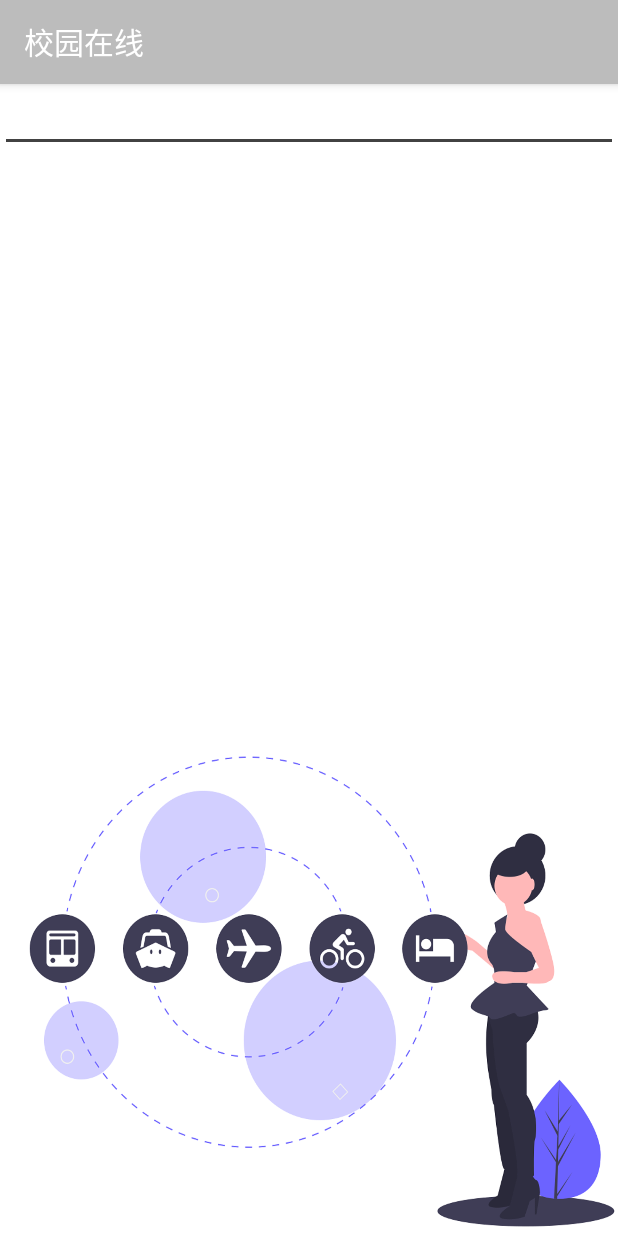
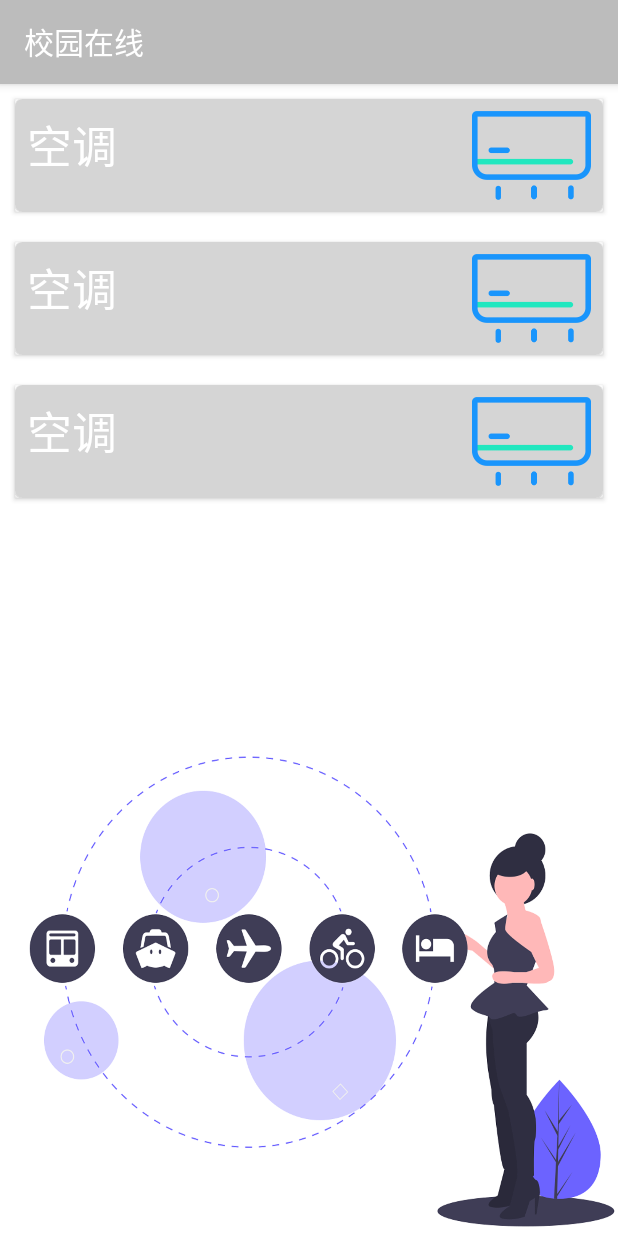
Before and after one commit to shI-215/SchoolOnline, an Android app: the MainActivity screen opened directly, with no data from a screen before it, on a phone screen of 412 x 824 dp. Run offline under Robolectric (Android 15) with nearby library versions, the phone set to English and light mode, and no system bars; 3 statements that could not run were skipped.

Commit message:
添加自定义界面cardlayout

```diff
--- a/app/src/main/java/com/zijing/schoolonline/activity/MainActivity.java
+++ b/app/src/main/java/com/zijing/schoolonline/activity/MainActivity.java
@@ -1,39 +1,40 @@
 package com.zijing.schoolonline.activity;
 
+import android.content.Context;
 import android.os.Bundle;
-import android.text.TextUtils;
-import android.widget.EditText;
-import android.widget.Toast;
+import android.view.View;
 
 import androidx.appcompat.app.AppCompatActivity;
 
 import com.zijing.schoolonline.R;
+import com.zijing.schoolonline.view.CardLayout;
 
 public class MainActivity extends AppCompatActivity {
-
-    private EditText edt_text;
+    private ViewHolder viewHolder;
+    private Context context;
 
     @Override
     protected void onCreate(Bundle savedInstanceState) {
         super.onCreate(savedInstanceState);
         setContentView(R.layout.activity_main);
-        initView();
+        viewHolder.cl_air.setCard("空调", R.drawable.air);
+        viewHolder.cl_elect.setCard("电费", R.drawable.elect);
+        viewHolder.cl_water.setCard("水费", R.drawable.water);
     }
 
-    private void initView() {
-        edt_text = (EditText) findViewById(R.id.edt_text);
-    }
+    public static
+    class ViewHolder {
+        public View rootView;
+        public CardLayout cl_air;
+        public CardLayout cl_elect;
+        public CardLayout cl_water;
 
-    private void submit() {
-        // validate
-        String text = edt_text.getText().toString().trim();
-        if (TextUtils.isEmpty(text)) {
-            Toast.makeText(this, "text不能为空", Toast.LENGTH_SHORT).show();
-            return;
+        public ViewHolder(View rootView) {
+            this.rootView = rootView;
+            this.cl_air = (CardLayout) rootView.findViewById(R.id.cl_air);
+            this.cl_elect = (CardLayout) rootView.findViewById(R.id.cl_elect);
+            this.cl_water = (CardLayout) rootView.findViewById(R.id.cl_water);
         }
-
-        // TODO validate success, do something
-
 
     }
 }
--- /dev/null
+++ b/app/src/main/java/com/zijing/schoolonline/view/CardLayout.java
@@ -0,0 +1,44 @@
+package com.zijing.schoolonline.view;
+
+import android.content.Context;
+import android.util.AttributeSet;
+import android.view.LayoutInflater;
+import android.view.View;
+import android.widget.ImageView;
+import android.widget.TextView;
+
+import androidx.annotation.NonNull;
+import androidx.annotation.Nullable;
+import androidx.cardview.widget.CardView;
+
+import com.zijing.schoolonline.R;
+
+public class CardLayout extends CardView {
+    private ViewHolder viewHolder;
+    private Context context;
+
+    public CardLayout(@NonNull Context context, @Nullable AttributeSet attrs) {
+        super(context, attrs);
+        this.context = context;
+        LayoutInflater.from(context).inflate(R.layout.card_layout, this);
+    }
+
+    public void setCard(String title, int image) {
+        viewHolder.tv_card_title.setText(title);
+        viewHolder.iv_card_image.setImageResource(image);
+    }
+
+    public static
+    class ViewHolder {
+        public View rootView;
+        public TextView tv_card_title;
+        public ImageView iv_card_image;
+
+        public ViewHolder(View rootView) {
+            this.rootView = rootView;
+            this.tv_card_title = (TextView) rootView.findViewById(R.id.tv_card_title);
+            this.iv_card_image = (ImageView) rootView.findViewById(R.id.iv_card_image);
+        }
+
+    }
+}
--- a/app/src/main/java/com/zijing/schoolonline/view/FormLayout.java
+++ b/app/src/main/java/com/zijing/schoolonline/view/FormLayout.java
@@ -44,6 +44,11 @@ public class FormLayout extends LinearLayout {
         }
     }
 
+    //设置验证码显示
+    public void setVisibility() {
+        viewHolder.ll_code.setVisibility(VISIBLE);
+    }
+
     //提示
     private void HelloToast(String text) {
         Toast.makeText(getContext(), text, Toast.LENGTH_SHORT).show();
--- a/app/src/main/res/layout/activity_main.xml
+++ b/app/src/main/res/layout/activity_main.xml
@@ -1,14 +1,28 @@
 <?xml version="1.0" encoding="utf-8"?>
-<androidx.constraintlayout.widget.ConstraintLayout xmlns:android="http://schemas.android.com/apk/res/android"
+<LinearLayout xmlns:android="http://schemas.android.com/apk/res/android"
     xmlns:app="http://schemas.android.com/apk/res-auto"
     xmlns:tools="http://schemas.android.com/tools"
     android:layout_width="match_parent"
     android:layout_height="match_parent"
     android:background="@drawable/main_page"
+    android:orientation="vertical"
     tools:context=".activity.MainActivity">
 
-    <EditText
-        android:id="@+id/edt_text"
+    <com.zijing.schoolonline.view.CardLayout
+        android:id="@+id/cl_air"
         android:layout_width="match_parent"
-        android:layout_height="wrap_content" />
-</androidx.constraintlayout.widget.ConstraintLayout>
+        android:layout_height="wrap_content"
+        android:layout_margin="10dp" />
+
+    <com.zijing.schoolonline.view.CardLayout
+        android:id="@+id/cl_elect"
+        android:layout_width="match_parent"
+        android:layout_height="wrap_content"
+        android:layout_margin="10dp" />
+
+    <com.zijing.schoolonline.view.CardLayout
+        android:id="@+id/cl_water"
+        android:layout_width="match_parent"
+        android:layout_height="wrap_content"
+        android:layout_margin="10dp" />
+</LinearLayout>
--- /dev/null
+++ b/app/src/main/res/layout/card_layout.xml
@@ -0,0 +1,31 @@
+<?xml version="1.0" encoding="utf-8"?>
+<androidx.cardview.widget.CardView xmlns:android="http://schemas.android.com/apk/res/android"
+    xmlns:app="http://schemas.android.com/apk/res-auto"
+    android:layout_width="match_parent"
+    android:layout_height="wrap_content"
+    app:cardCornerRadius="5dp"
+    app:cardElevation="@dimen/cardview_compat_inset_shadow">
+
+    <RelativeLayout
+        android:layout_width="match_parent"
+        android:layout_height="wrap_content"
+        android:background="#D5D5D5"
+        android:padding="8dp">
+
+        <TextView
+            android:id="@+id/tv_card_title"
+            android:layout_width="wrap_content"
+            android:layout_height="wrap_content"
+            android:layout_alignParentLeft="true"
+            android:text="空调"
+            android:textColor="#fff"
+            android:textSize="30sp" />
+
+        <ImageView
+            android:id="@+id/iv_card_image"
+            android:layout_width="wrap_content"
+            android:layout_height="wrap_content"
+            android:layout_alignParentRight="true"
+            android:src="@drawable/air" />
+    </RelativeLayout>
+</androidx.cardview.widget.CardView>
--- a/app/src/main/res/values/styles.xml
+++ b/app/src/main/res/values/styles.xml
@@ -7,12 +7,20 @@
         <item name="colorPrimaryDark">@color/colorPrimaryDark</item>
         <item name="colorAccent">@color/colorAccent</item>
     </style>
-    <!--    去除标题栏-->
-    <style name="NoTitleBar" parent="Theme.AppCompat.Light.DarkActionBar">
+    <!--    全屏无标题栏无状态栏-->
+    <style name="NoTitleNoBar" parent="Theme.AppCompat.Light.DarkActionBar">
         <item name="colorPrimaryDark">@color/colorPrimaryDark1</item>
         <item name="windowActionBar">false</item>
         <item name="windowNoTitle">true</item>
         <item name="android:windowFullscreen">true</item>
+    </style>
+    <!--    去除标题栏-->
+    <style name="NoTitleBar" parent="Theme.AppCompat.Light.DarkActionBar">
+        <item name="colorPrimary">@color/colorPrimary</item>
+        <item name="colorPrimaryDark">@color/colorPrimaryDark</item>
+        <item name="colorAccent">@color/colorAccent</item>
+        <item name="windowActionBar">false</item>
+        <item name="windowNoTitle">true</item>
     </style>
     <!--    沉浸式状态栏-->
     <style name="NoBar" parent="Theme.AppCompat.Light.NoActionBar">
```
Also changed, not shown: app/src/main/AndroidManifest.xml (+6 -2 lines), app/src/main/java/com/zijing/schoolonline/activity/FindActivity.java (added, +40 -0 lines), app/src/main/java/com/zijing/schoolonline/activity/LoginActivity.java (+46 -1 lines), app/src/main/java/com/zijing/schoolonline/activity/RegisterActivity.java (added, +43 -0 lines), app/src/main/res/layout/activity_find.xml (added, +39 -0 lines), app/src/main/res/layout/activity_register.xml (added, +46 -0 lines).
